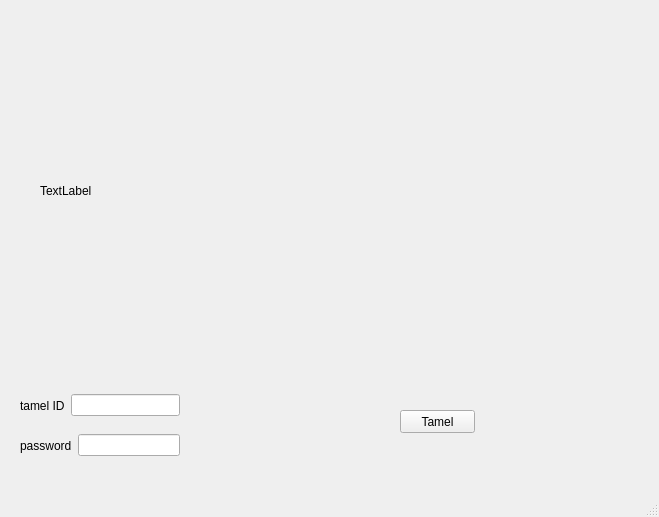
This is src/View/Ui_MainWindow.ui in cheekykorkind/MorningMemoSupport as Qt 5 draws it before an edit. The edited form follows.
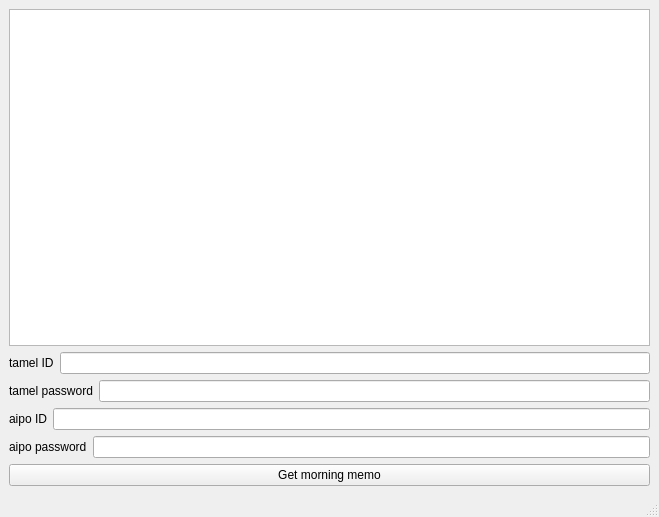
This is the edited form.

Commit message: get meeting hosts list, better password input

```diff
--- a/src/View/Ui_MainWindow.ui
+++ b/src/View/Ui_MainWindow.ui
@@ -14,41 +14,11 @@
    <string>MainWindow</string>
   </property>
   <widget class="QWidget" name="centralwidget">
-   <widget class="QPushButton" name="myPushButton">
-    <property name="geometry">
-     <rect>
-      <x>400</x>
-      <y>410</y>
-      <width>75</width>
-      <height>23</height>
-     </rect>
-    </property>
-    <property name="text">
-     <string>Tamel</string>
-    </property>
-   </widget>
-   <widget class="QLabel" name="label">
-    <property name="geometry">
-     <rect>
-      <x>40</x>
-      <y>20</y>
-      <width>541</width>
-      <height>341</height>
-     </rect>
-    </property>
-    <property name="text">
-     <string>TextLabel</string>
-    </property>
-   </widget>
-   <widget class="QWidget" name="horizontalLayoutWidget">
-    <property name="geometry">
-     <rect>
-      <x>20</x>
-      <y>390</y>
-      <width>160</width>
-      <height>31</height>
-     </rect>
-    </property>
+   <layout class="QVBoxLayout" name="verticalLayout">
+    <item>
+     <widget class="QTextBrowser" name="textBrowser"/>
+    </item>
+    <item>
     <layout class="QHBoxLayout" name="horizontalLayout">
      <item>
       <widget class="QLabel" name="label_2">
@@ -58,32 +28,68 @@
       </widget>
      </item>
      <item>
-      <widget class="QLineEdit" name="aipoID"/>
-     </item>
-    </layout>
-   </widget>
-   <widget class="QWidget" name="horizontalLayoutWidget_2">
-    <property name="geometry">
-     <rect>
-      <x>20</x>
-      <y>430</y>
-      <width>160</width>
-      <height>31</height>
-     </rect>
-    </property>
+       <widget class="QLineEdit" name="tamelID"/>
+      </item>
+     </layout>
+    </item>
+    <item>
     <layout class="QHBoxLayout" name="horizontalLayout_2">
      <item>
       <widget class="QLabel" name="label_3">
        <property name="text">
-        <string>password</string>
+         <string>tamel password</string>
        </property>
       </widget>
      </item>
      <item>
-      <widget class="QLineEdit" name="aipoPassword"/>
-     </item>
-    </layout>
-   </widget>
+       <widget class="QLineEdit" name="tamelPassword">
+        <property name="echoMode">
+         <enum>QLineEdit::Password</enum>
+        </property>
+       </widget>
+      </item>
+     </layout>
+    </item>
+    <item>
+     <layout class="QHBoxLayout" name="horizontalLayout_3">
+      <item>
+       <widget class="QLabel" name="label">
+        <property name="text">
+         <string>aipo ID</string>
+        </property>
+       </widget>
+      </item>
+      <item>
+       <widget class="QLineEdit" name="aipoID"/>
+      </item>
+     </layout>
+    </item>
+    <item>
+     <layout class="QHBoxLayout" name="horizontalLayout_4">
+      <item>
+       <widget class="QLabel" name="label_5">
+        <property name="text">
+         <string>aipo password</string>
+        </property>
+       </widget>
+      </item>
+      <item>
+       <widget class="QLineEdit" name="aipoPassword">
+        <property name="echoMode">
+         <enum>QLineEdit::Password</enum>
+        </property>
+       </widget>
+      </item>
+     </layout>
+    </item>
+    <item>
+     <widget class="QPushButton" name="myPushButton">
+      <property name="text">
+       <string>Get morning memo</string>
+      </property>
+     </widget>
+    </item>
+   </layout>
   </widget>
   <widget class="QMenuBar" name="menubar">
    <property name="geometry">
```
Lines whose indentation alone changed are shown as unchanged. The commit also changes 4 other files.
